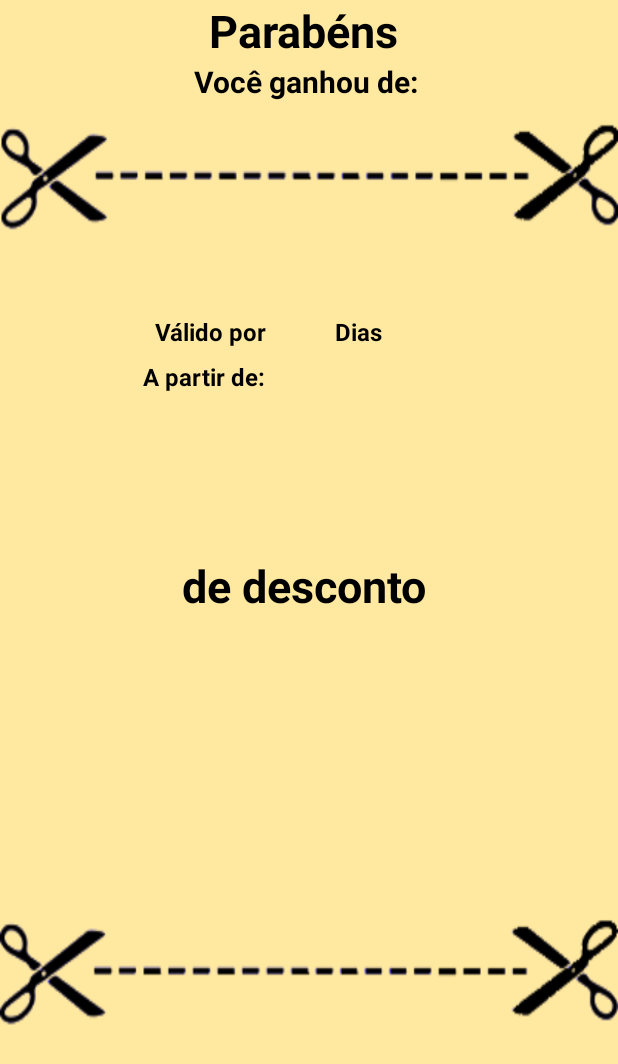
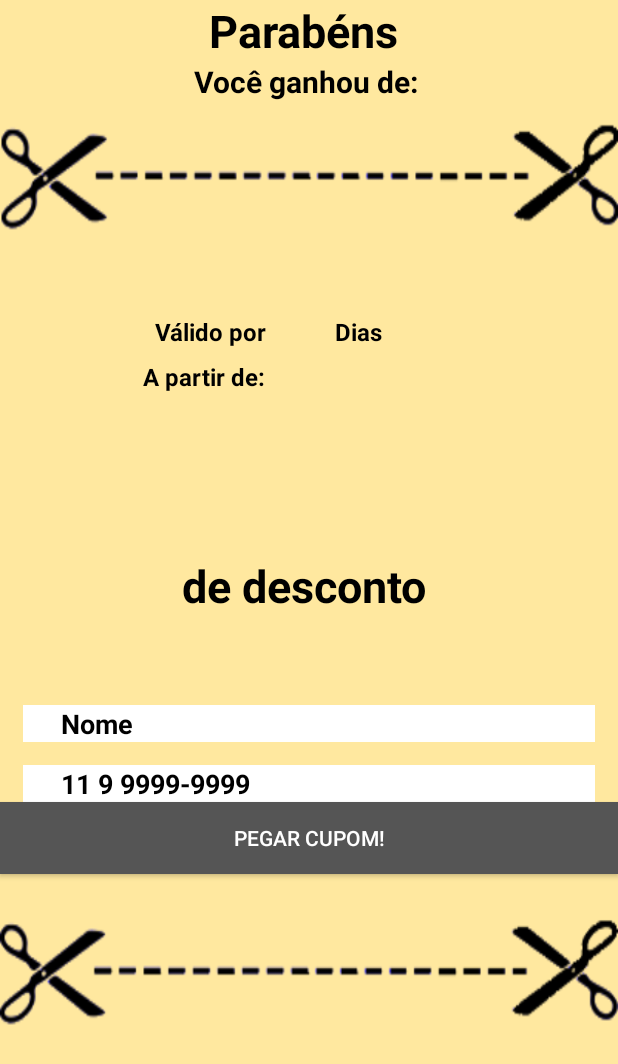
Before and after one commit to Jemisson/SoftmarkQRcode, an Android app: the DisplayCoupon screen opened directly, with no data from a screen before it, on a phone screen of 412 x 824 dp. Shown: the top 1064 px of the screen. Run offline under Robolectric (Android 15) with nearby library versions, the phone set to English and light mode, and no system bars; 7 statements that could not run were skipped.

Commit message:
Add httprequest class

```diff
--- a/app/src/main/AndroidManifest.xml
+++ b/app/src/main/AndroidManifest.xml
@@ -4,6 +4,7 @@
 
     <uses-permission android:name="android.permission.CAMERA" />
     <uses-permission android:name="android.permission.INTERNET" />
+    <uses-permission android:name="android.permission.ACCESS_NETWORK_STATE" />
 
     <application
         android:allowBackup="true"
--- a/app/src/main/java/br/com/jemison/sotmarkqrcode/DisplayCoupon.java
+++ b/app/src/main/java/br/com/jemison/sotmarkqrcode/DisplayCoupon.java
@@ -1,16 +1,36 @@
 package br.com.jemison.sotmarkqrcode;
 
 import android.content.Intent;
+import android.os.AsyncTask;
 import android.os.Bundle;
 import android.support.v7.app.AppCompatActivity;
-import android.view.ViewGroup;
+import android.util.Log;
+import android.view.View;
+import android.widget.Button;
+import android.widget.EditText;
 import android.widget.TextView;
+import android.widget.Toast;
+
+import org.json.JSONException;
+import org.json.JSONObject;
+
+import java.util.HashMap;
 
 /**
  * Created by james on 03/06/17.
  */
 
 public class DisplayCoupon extends AppCompatActivity {
+
+    public EditText name,phone;
+    public Button btnSend;
+    private String strname ="", strphone ="";
+    private JSONObject json;
+    private int success=0;
+    private HTTPURLConnection service;
+
+    //Initialize webservice URL
+    private String path = "http://138.197.65.209/insert.php";
 
     @Override
     protected void onCreate(Bundle savedInstanceState) {
@@ -38,6 +58,59 @@ public class DisplayCoupon extends AppCompatActivity {
         dat.setText(data[2] + "/" + data[1] + "/" + data[0]);
 
 
+        name = (EditText) findViewById(R.id.name);
+        btnSend = (Button) findViewById(R.id.btnSubmit);
+
+        //Initialize HTTPURLConnection class object
+        service = new HTTPURLConnection();
+
+        btnSend.setOnClickListener(new View.OnClickListener() {
+            @Override
+            public void onClick(View v) {
+                if (!name.getText().toString().equals("")) {
+                    strname = name.getText().toString();
+                    //Call WebService
+                    new PostDataTOServer().execute();
+                } else {
+                    Toast.makeText(getApplicationContext(), "Preencha todos os Campos!", Toast.LENGTH_LONG).show();
+                }
+            }
+        });
+
+    }
+
+//    @Override
+//    public void onBackPressed(){
+//
+//    }
+
+    private class PostDataTOServer extends AsyncTask<Void, Void, Void> {
+
+        String resp = "";
+        //Create hashmap Object to send parameters to web service
+        HashMap<String, String> postDataParams;
+        @Override
+        protected Void doInBackground(Void... arg0) {
+            postDataParams = new HashMap<String, String>();
+            postDataParams.put("name", strname);
+            postDataParams.put("phone", strphone);
+
+            //Call ServerData() method to call webservice and store result in response
+            resp = service.ServerData(path,postDataParams);
+
+
+            try {
+                json = new JSONObject(resp);
+                //Get Values from JSONobject
+                System.out.println("success=" + json.get("success"));
+                success = json.getInt("success");
+
+            } catch (JSONException e) {
+                e.printStackTrace();
+            }
+            return null;
+        }
+
     }
 
 }
--- a/app/src/main/res/layout/activity_display_coupon.xml
+++ b/app/src/main/res/layout/activity_display_coupon.xml
@@ -1,5 +1,6 @@
 <?xml version="1.0" encoding="utf-8"?>
 <LinearLayout xmlns:android="http://schemas.android.com/apk/res/android"
+    xmlns:tools="http://schemas.android.com/tools"
     android:id="@+id/activity_display_coupon"
     android:layout_width="match_parent"
     android:layout_height="match_parent"
@@ -155,4 +156,49 @@
 
     </LinearLayout>
 
+    <LinearLayout
+        android:layout_width="match_parent"
+        android:layout_height="match_parent"
+        android:layout_marginTop="20dp"
+        android:orientation="vertical">
+
+
+        <EditText
+            android:id="@+id/name"
+            android:layout_width="match_parent"
+            android:layout_height="wrap_content"
+            android:background="@android:color/background_light"
+            android:hint="Nome"
+            android:paddingLeft="25dp"
+            android:layout_marginLeft="15dp"
+            android:layout_marginRight="15dp"
+            android:textColor="@android:color/black"
+            android:textColorHint="@android:color/black"
+            android:textStyle="bold" />
+        <EditText
+            android:id="@+id/phone"
+            android:layout_width="match_parent"
+            android:layout_height="wrap_content"
+            android:background="@android:color/background_light"
+            android:hint="11 9 9999-9999"
+            android:paddingLeft="25dp"
+            android:layout_marginTop="15dp"
+            android:layout_marginLeft="15dp"
+            android:layout_marginRight="15dp"
+            android:textColor="@android:color/black"
+            android:textColorHint="@android:color/black"
+            android:textStyle="bold" />
+
+        <Button
+            android:layout_width="match_parent"
+            android:layout_height="wrap_content"
+            android:text="pegar cupom!"
+            android:id="@+id/btnSubmit"
+            android:background="#555"
+            android:layout_alignParentBottom="true"
+            android:layout_centerHorizontal="true"/>
+
+
+    </LinearLayout>
+
 </LinearLayout>
```
Also changed, not shown: app/src/main/java/br/com/jemison/sotmarkqrcode/HTTPURLConnection.java (added, +84 -0 lines).
